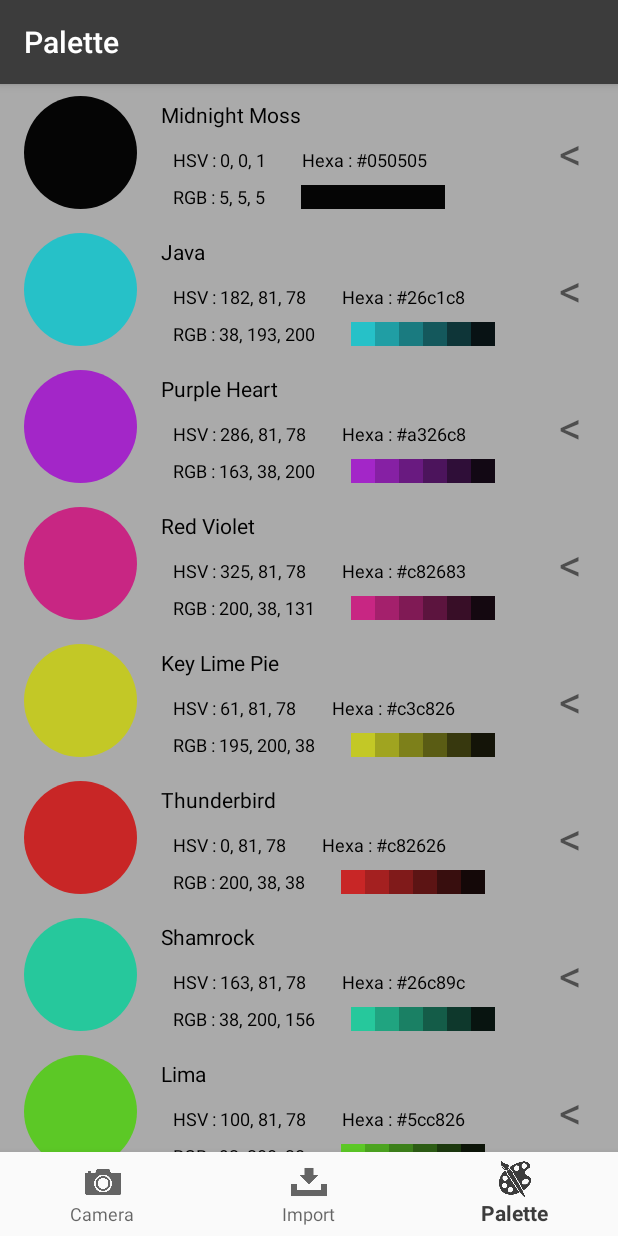
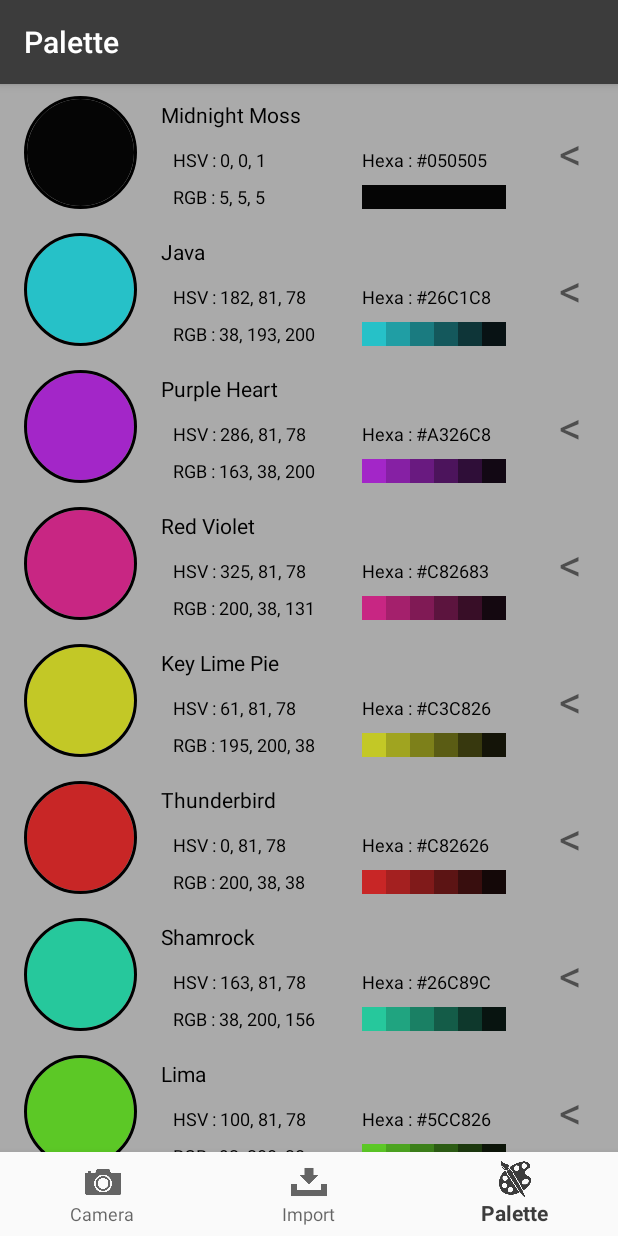
Before and after one commit to KieceDonc/Coloor, an Android app: the screen it shows after launch (MainActivity), on a phone screen of 412 x 824 dp. Run offline under Robolectric (Android 15) with nearby library versions, the phone set to English and light mode, and no system bars; our stand-ins replace CircleImageView, navigation-ui; pictures from the network do not load.

Commit message:
ColorsData update

```diff
--- a/app/build.gradle
+++ b/app/build.gradle
@@ -30,6 +30,7 @@ dependencies {
     annotationProcessor 'com.github.bumptech.glide:compiler:4.11.0' // glide
     implementation 'de.hdodenhof:circleimageview:3.0.2' // circle image view
     implementation 'com.github.barteksc:android-pdf-viewer:3.2.0-beta.1' // android pdf view
+    implementation 'com.google.code.gson:gson:2.8.5' // save object Shared Preferences
     androidTestImplementation 'com.android.support.test:runner:1.0.2'
     androidTestImplementation 'com.android.support.test.espresso:espresso-core:3.0.2'
     testImplementation 'org.testng:testng:6.9.6'
--- a/app/src/main/java/com/vvdev/colorpicker/activity/MainActivity.java
+++ b/app/src/main/java/com/vvdev/colorpicker/activity/MainActivity.java
@@ -6,6 +6,7 @@ import com.google.android.material.bottomnavigation.BottomNavigationView;
 import com.vvdev.colorpicker.R;
 import com.vvdev.colorpicker.interfaces.ColorSpec;
 import com.vvdev.colorpicker.interfaces.ColorUtility;
+import com.vvdev.colorpicker.interfaces.ColorsData;
 
 
 import androidx.appcompat.app.AppCompatActivity;
@@ -30,14 +31,6 @@ public class MainActivity extends AppCompatActivity {
         NavController navController = Navigation.findNavController(this, R.id.nav_host_fragment);
         NavigationUI.setupActionBarWithNavController(this, navController, appBarConfiguration);
         NavigationUI.setupWithNavController(navView, navController);
-
-
-
-
-        ColorSpec black = new ColorSpec("#000000");
-        black.getRGB();
-
-
     }
 
 }
--- a/app/src/main/java/com/vvdev/colorpicker/fragment/Palette/PaletteFragment.java
+++ b/app/src/main/java/com/vvdev/colorpicker/fragment/Palette/PaletteFragment.java
@@ -1,13 +1,17 @@
 package com.vvdev.colorpicker.fragment.Palette;
 
 import android.os.Bundle;
+import android.util.Log;
 import android.view.LayoutInflater;
 import android.view.View;
 import android.view.ViewGroup;
 
 import com.vvdev.colorpicker.R;
+import com.vvdev.colorpicker.interfaces.ColorSpec;
 import com.vvdev.colorpicker.interfaces.ColorsData;
 import com.vvdev.colorpicker.ui.PaletteAdapter;
+
+import java.util.Objects;
 
 import androidx.annotation.NonNull;
 import androidx.annotation.Nullable;
@@ -22,20 +26,35 @@ public class PaletteFragment extends Fragment {
     public View onCreateView(@NonNull LayoutInflater inflater,
                              ViewGroup container, Bundle savedInstanceState) {
         ((AppCompatActivity) getActivity()).getSupportActionBar().show();
-
         return inflater.inflate(R.layout.fragment_palette, container, false);
     }
 
     @Override
     public void onViewCreated(@NonNull View view, @Nullable Bundle savedInstanceState) {
+        ColorsData colorsData = new ColorsData(getActivity());
+        colorsData.addColor(new ColorSpec("#050505"));
+        colorsData.addColor(new ColorSpec("#26c1c8"));
+        colorsData.addColor(new ColorSpec("#a326c8"));
+        colorsData.addColor(new ColorSpec("#c82683"));
+        colorsData.addColor(new ColorSpec("#c3c826"));
+        colorsData.addColor(new ColorSpec("#c82626"));
+        colorsData.addColor(new ColorSpec("#26c89c"));
+        colorsData.addColor(new ColorSpec("#5cc826"));
         super.onViewCreated(view, savedInstanceState);
         final RecyclerView rv = view.findViewById(R.id.pRecyclerView);
         rv.setLayoutManager(new LinearLayoutManager(getContext()));
-        rv.setAdapter(new PaletteAdapter(ColorsData.getColorsSpec()));
+        rv.setAdapter(new PaletteAdapter(colorsData.getColors()));
     }
 
     @Override
     public void onResume() {
         super.onResume();
     }
+
+    @Override
+    public void onDestroy() {
+        ColorsData colorsData = new ColorsData(Objects.requireNonNull(getActivity()));
+        colorsData.clearColors();
+        super.onDestroy();
+    }
 }
--- a/app/src/main/java/com/vvdev/colorpicker/interfaces/ColorSpec.java
+++ b/app/src/main/java/com/vvdev/colorpicker/interfaces/ColorSpec.java
@@ -123,7 +123,7 @@ public class ColorSpec { // https://htmlcolorcodes.com/fr/selecteur-de-couleur/
     }
 
     private void setHexa(String hexa) {
-        this.hexa = hexa;
+        this.hexa = hexa.toUpperCase();
     }
 
     public int[] getHSV() {
--- a/app/src/main/java/com/vvdev/colorpicker/interfaces/ColorsData.java
+++ b/app/src/main/java/com/vvdev/colorpicker/interfaces/ColorsData.java
@@ -1,11 +1,122 @@
 package com.vvdev.colorpicker.interfaces;
 
-public class ColorsData {
+import android.app.Activity;
+import android.content.Context;
+import android.content.SharedPreferences;
+import android.util.Log;
+import android.widget.ArrayAdapter;
 
-    private static ColorSpec[] all = new ColorSpec[]{new ColorSpec("#050505"),new ColorSpec("#26c1c8"),new ColorSpec("#a326c8"),new ColorSpec("#c82683"),
-            new ColorSpec("#c3c826"),new ColorSpec("#c82626"),new ColorSpec("#26c89c"),new ColorSpec("#5cc826")};
+import com.google.gson.Gson;
+import com.vvdev.colorpicker.activity.MainActivity;
 
-    public static ColorSpec[] getColorsSpec(){
-        return all;
+import java.util.ArrayList;
+
+import static android.content.Context.MODE_PRIVATE;
+
+public class ColorsData { // https://stackoverflow.com/questions/7145606/how-android-sharedpreferences-save-store-object
+
+    private ArrayList<ColorSpec> colors;
+    private SharedPreferences mPrefs;
+
+    public ColorsData(Activity activity){
+        mPrefs = activity.getPreferences(MODE_PRIVATE);
+        colors = new ArrayList<>();
     }
+
+    public void addColor(ColorSpec color){
+        colors.add(color);
+        saveColors();
+    }
+
+    public void removeColor(ColorSpec color){
+        colors.remove(color);
+        saveColors();
+    }
+
+    public void clearColors(){
+        colors.clear();
+        saveColors();
+    }
+
+    public int getSize(){
+        return colors.size();
+    }
+
+    /**
+     * save colors to memory
+     */
+    private void saveColors(){
+        SharedPreferences.Editor prefsEditor = mPrefs.edit();
+        Gson gson = new Gson();
+        Copy copy = new Copy();
+        copy.colorsSP=colors;
+        String json = gson.toJson(copy);
+        prefsEditor.putString("colorsArrayList", json);
+        prefsEditor.apply();
+    }
+
+    /**
+     * @return ArrayList<ColorSpec> in memory
+     */
+    public ArrayList<ColorSpec> getColors(){
+        Gson gson = new Gson();
+        String json = mPrefs.getString("colorsArrayList", "");
+        return gson.fromJson(json,Copy.class).colorsSP;
+    }
+
+    /**
+     * Just used to copy / past variable colors
+     */
+    private class Copy {
+        private ArrayList<ColorSpec> colorsSP;
+    }
+
 }
+
+/*private ArrayList<ColorSpec> colors;
+ *     private SharedPreferences mPrefs;
+ *
+ *     public ColorsData(Activity activity){
+ *         mPrefs = activity.getPreferences(MODE_PRIVATE);
+ *         colors = new ArrayList<>();
+ *     }
+ *
+ *     public void addColor(ColorSpec color){
+ *         colors.add(color);
+ *         saveColors();
+ *     }
+ *
+ *     public void removeColor(ColorSpec color){
+ *         colors.remove(color);
+ *         saveColors();
+ *     }
+ *
+ *     public void clearColors(){
+ *         colors.clear();
+ *         saveColors();
+ *     }
+ *
+ *     public int getSize(){
+ *         return colors.size();
+ *     }
+ *
+ *     private void saveColors(){
+ *         SharedPreferences.Editor prefsEditor = mPrefs.edit();
+ *         Gson gson = new Gson();
+ *         String json = gson.toJson(this);
+ *         prefsEditor.putString("colorsArrayList", json);
+ *         prefsEditor.apply();
+ *     }
+ *
+ *     @SuppressWarnings("unchecked")
+ *     private void getSavedColors(){
+ *         Gson gson = new Gson();
+ *         String json = mPrefs.getString("colorsArrayList", "");
+ *         colors = gson.fromJson(json,ColorsData.class).getColors();
+ *     }
+ *
+ *     public ArrayList<ColorSpec> getColors(){
+ *         getSavedColors();
+ *         return colors;
+ *     }
+ */
--- a/app/src/main/java/com/vvdev/colorpicker/ui/PaletteAdapter.java
+++ b/app/src/main/java/com/vvdev/colorpicker/ui/PaletteAdapter.java
@@ -1,7 +1,9 @@
 package com.vvdev.colorpicker.ui;
 
+import android.app.Activity;
 import android.graphics.Bitmap;
 import android.graphics.Color;
+import android.util.Log;
 import android.view.LayoutInflater;
 import android.view.View;
 import android.view.ViewGroup;
@@ -10,6 +12,9 @@ import android.widget.TextView;
 import com.vvdev.colorpicker.R;
 import com.vvdev.colorpicker.interfaces.ColorSpec;
 import com.vvdev.colorpicker.interfaces.ColorUtility;
+import com.vvdev.colorpicker.interfaces.ColorsData;
+
+import java.util.ArrayList;
 
 import de.hdodenhof.circleimageview.CircleImageView;
 
@@ -17,15 +22,15 @@ import androidx.recyclerview.widget.RecyclerView;
 
 public class PaletteAdapter extends RecyclerView.Adapter<PaletteAdapter.MyViewHolder> {
 
-    private ColorSpec[] colorSpecs;
+    private ArrayList<ColorSpec> colors;
 
-    public PaletteAdapter(ColorSpec[] colorsSpec){
-        this.colorSpecs=colorsSpec;
+    public PaletteAdapter(ArrayList<ColorSpec> colors){
+        this.colors=colors;
     }
 
     @Override
     public int getItemCount() {
-        return colorSpecs.length;
+        return colors.size();
     }
 
     @Override
@@ -37,7 +42,7 @@ public class PaletteAdapter extends RecyclerView.Adapter<PaletteAdapter.MyViewHo
 
     @Override
     public void onBindViewHolder(MyViewHolder holder, int position) {
-        ColorSpec currentColorSpec = colorSpecs[position];
+        ColorSpec currentColorSpec = colors.get(position);
         holder.display(currentColorSpec);
     }
 
--- a/app/src/main/res/layout/palette_itemrecycle.xml
+++ b/app/src/main/res/layout/palette_itemrecycle.xml
@@ -15,7 +15,7 @@
         android:layout_marginBottom="8dp"
         android:src="@android:color/transparent"
         app:civ_border_color="#FF000000"
-        app:civ_border_width="0dp"
+        app:civ_border_width="2dp"
         app:layout_constraintBottom_toBottomOf="parent"
         app:layout_constraintStart_toStartOf="parent"
         app:layout_constraintTop_toTopOf="parent"
@@ -63,12 +63,12 @@
         android:id="@+id/piHex"
         android:layout_width="wrap_content"
         android:layout_height="wrap_content"
-        android:layout_marginStart="24dp"
+        android:layout_marginStart="150dp"
         android:text="Hexa : #000000"
         android:textColor="@android:color/black"
         android:textSize="12sp"
         app:layout_constraintBottom_toBottomOf="@+id/piColorPreview"
-        app:layout_constraintStart_toEndOf="@+id/piHSV"
+        app:layout_constraintStart_toEndOf="@+id/piColorPreview"
         app:layout_constraintTop_toTopOf="@+id/piColorPreview"
         app:layout_constraintVertical_bias="0.576" />
 
@@ -87,10 +87,9 @@
         android:id="@+id/piGenerate0"
         android:layout_width="16dp"
         android:layout_height="16dp"
-        android:layout_marginStart="24dp"
         android:background="#000000"
         app:layout_constraintBottom_toBottomOf="@+id/piRGB"
-        app:layout_constraintStart_toEndOf="@+id/piRGB"
+        app:layout_constraintStart_toStartOf="@+id/piHex"
         app:layout_constraintTop_toTopOf="@+id/piRGB" />
 
     <View
```
